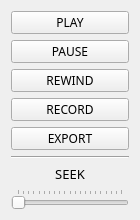
First picture: the form in Resources/UIs/AnimationControl.ui, repository JiriValasek/Animate, before the edit.
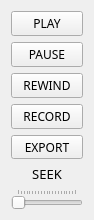
Second picture: the form after the edit.

Commit message:
UI's button functions were finished
UI's buttons were completed and debugged. Export to video using ffmpeg was added. UI was edited. Functions __getstate__, __setstate__ to solve JSON not-serializable problems were added.

Diff of the .ui file:
```diff
--- a/Resources/UIs/AnimationControl.ui
+++ b/Resources/UIs/AnimationControl.ui
@@ -2,11 +2,14 @@
 <ui version="4.0">
  <class>dlg_control</class>
  <widget class="QDialog" name="dlg_control">
+  <property name="enabled">
+   <bool>true</bool>
+  </property>
   <property name="geometry">
    <rect>
     <x>0</x>
     <y>0</y>
-    <width>140</width>
+    <width>94</width>
     <height>220</height>
    </rect>
   </property>
@@ -17,7 +20,10 @@
    </sizepolicy>
   </property>
   <property name="windowTitle">
-   <string>Control</string>
+   <string>Control Panel</string>
+  </property>
+  <property name="layoutDirection">
+   <enum>Qt::LeftToRight</enum>
   </property>
   <property name="modal">
    <bool>false</bool>
@@ -28,6 +34,12 @@
    </property>
    <item>
     <widget class="QPushButton" name="btn_play">
+     <property name="sizePolicy">
+      <sizepolicy hsizetype="Ignored" vsizetype="Minimum">
+       <horstretch>0</horstretch>
+       <verstretch>0</verstretch>
+      </sizepolicy>
+     </property>
      <property name="font">
       <font>
        <family>3ds</family>
@@ -46,6 +58,12 @@
    </item>
    <item>
     <widget class="QPushButton" name="btn_pause">
+     <property name="sizePolicy">
+      <sizepolicy hsizetype="Ignored" vsizetype="Minimum">
+       <horstretch>0</horstretch>
+       <verstretch>0</verstretch>
+      </sizepolicy>
+     </property>
      <property name="font">
       <font>
        <family>3ds</family>
@@ -64,6 +82,12 @@
    </item>
    <item>
     <widget class="QPushButton" name="btn_rewind">
+     <property name="sizePolicy">
+      <sizepolicy hsizetype="Ignored" vsizetype="Minimum">
+       <horstretch>0</horstretch>
+       <verstretch>0</verstretch>
+      </sizepolicy>
+     </property>
      <property name="font">
       <font>
        <family>3ds</family>
@@ -82,6 +106,12 @@
    </item>
    <item>
     <widget class="QPushButton" name="btn_record">
+     <property name="sizePolicy">
+      <sizepolicy hsizetype="Ignored" vsizetype="Minimum">
+       <horstretch>0</horstretch>
+       <verstretch>0</verstretch>
+      </sizepolicy>
+     </property>
      <property name="font">
       <font>
        <family>3ds</family>
@@ -100,6 +130,12 @@
    </item>
    <item>
     <widget class="QPushButton" name="btn_export">
+     <property name="sizePolicy">
+      <sizepolicy hsizetype="Ignored" vsizetype="Minimum">
+       <horstretch>0</horstretch>
+       <verstretch>0</verstretch>
+      </sizepolicy>
+     </property>
      <property name="font">
       <font>
        <family>3ds</family>
@@ -119,18 +155,17 @@
      </property>
     </widget>
    </item>
-   <item>
-    <widget class="Line" name="line">
-     <property name="orientation">
-      <enum>Qt::Horizontal</enum>
-     </property>
-    </widget>
-   </item>
    <item>
     <widget class="QLabel" name="lbl_seek">
      <property name="enabled">
       <bool>true</bool>
      </property>
+     <property name="sizePolicy">
+      <sizepolicy hsizetype="Ignored" vsizetype="Minimum">
+       <horstretch>0</horstretch>
+       <verstretch>0</verstretch>
+      </sizepolicy>
+     </property>
      <property name="font">
       <font>
        <family>3ds</family>
@@ -150,6 +185,12 @@
      <property name="enabled">
       <bool>true</bool>
      </property>
+     <property name="sizePolicy">
+      <sizepolicy hsizetype="Ignored" vsizetype="Minimum">
+       <horstretch>0</horstretch>
+       <verstretch>0</verstretch>
+      </sizepolicy>
+     </property>
      <property name="font">
       <font>
        <family>3ds</family>
```
Left out of the diff: 24 changed lines with no effect on the pictures. The commit also changes 1 other file.
